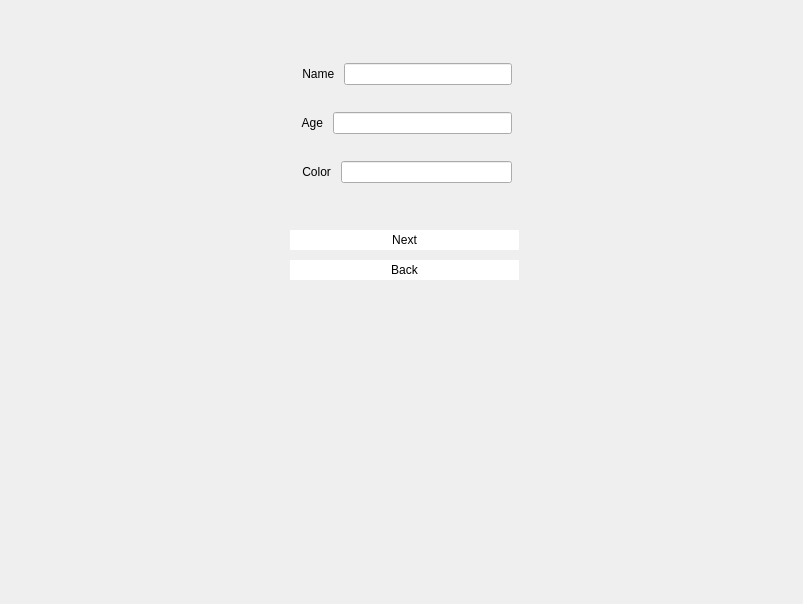
Before: the Qt Designer form set.ui in Matin0789/Condottiere-, drawn with Qt 5.
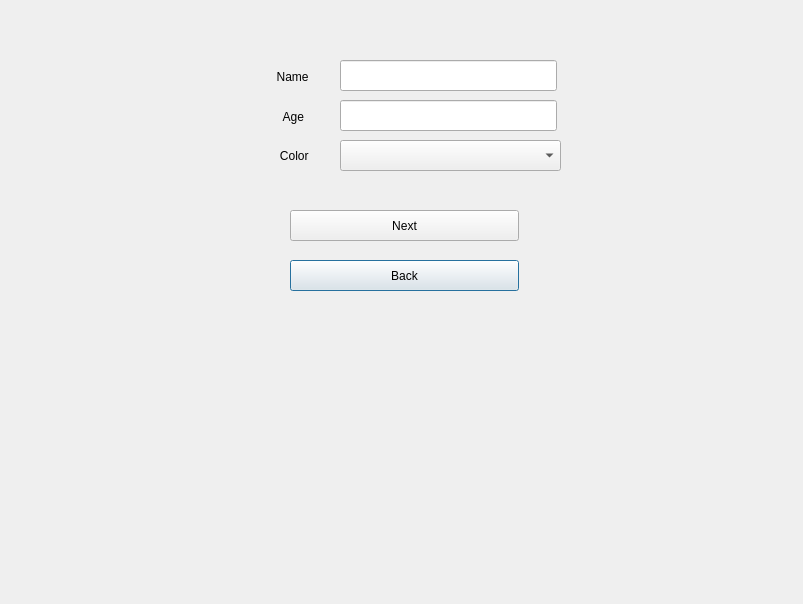
After: the same form once the commit is applied. Icons and pictures are not drawn.

Patch:
```diff
--- a/set.ui
+++ b/set.ui
@@ -16,163 +16,170 @@
   <property name="styleSheet">
    <string notr="true">border-image: url(:/Description/Graphics/photos/pngtree-game-cloud-trees-image_2409255.jpg);</string>
   </property>
-  <widget class="QPushButton" name="pushButton">
-   <property name="geometry">
-    <rect>
-     <x>290</x>
-     <y>230</y>
-     <width>229</width>
-     <height>20</height>
-    </rect>
-   </property>
-   <property name="styleSheet">
-    <string notr="true">
-QPushButton
-{
-	border : none ;
-	color : black ;
-	background-color : white ;
-	font : 700 22pt &quot;8514oem&quot; ;
-	border-image: 30px url(:/Description/Graphics/photos/white (1).jpg);
-}
-QPushButton : Hover
-{
-	background-color : black ;
-    border-radius : 40px ;
-	border-image: 10px  url(:/Description/Graphics/photos/download.jpg);
-}
-QPushButton : pressed
-{
-	background-color : black ;
-	color : white ;
-	border-image: 10px  url(:/Description/Graphics/photos/download.jpg);
-}</string>
-   </property>
-   <property name="text">
-    <string>Next</string>
-   </property>
-  </widget>
-  <widget class="QPushButton" name="pushButton_Back">
+  <widget class="QPushButton" name="pb_set_next">
    <property name="geometry">
     <rect>
      <x>290</x>
      <y>260</y>
      <width>229</width>
-     <height>20</height>
+     <height>31</height>
     </rect>
    </property>
    <property name="styleSheet">
     <string notr="true">
 QPushButton
 {
-	border : none ;
 	color : black ;
-	background-color : white ;
-	font : 700 22pt &quot;8514oem&quot; ;
-	border-image: 30px url(:/Description/Graphics/photos/white (1).jpg);
+	background-color : ;
+	font: 700 13pt &quot;B Koodak&quot;;
+	border-image:30px ;
 }
+
 QPushButton : Hover
 {
-	background-color : black ;
+	background-color : ;
     border-radius : 40px ;
 	border-image: 10px  url(:/Description/Graphics/photos/download.jpg);
 }
+
 QPushButton : pressed
 {
-	background-color : black ;
+	background-color :black ;
 	color : white ;
-	border-image: 10px  url(:/Description/Graphics/photos/download.jpg);
-}</string>
+	border-image: url(:/Description/Graphics/photos/download7.jpg);
+
+}
+</string>
    </property>
    <property name="text">
     <string>Back</string>
    </property>
   </widget>
-  <widget class="QWidget" name="">
+  <widget class="QPushButton" name="pushButton_Back">
    <property name="geometry">
     <rect>
      <x>290</x>
-     <y>33</y>
-     <width>231</width>
-     <height>181</height>
+     <y>210</y>
+     <width>229</width>
+     <height>31</height>
     </rect>
    </property>
-   <layout class="QVBoxLayout" name="verticalLayout_2">
-    <item>
-     <widget class="QWidget" name="widget" native="true">
       <property name="styleSheet">
-       <string notr="true">color: rgb(0, 0, 0);
-border-image: url(:/Description/Graphics/photos/download.jpg);
-background-image: url(:/Description/Graphics/photos/download.jpg);</string>
-      </property>
-      <layout class="QVBoxLayout" name="verticalLayout">
-       <item>
-        <layout class="QHBoxLayout" name="horizontalLayout">
-         <item>
+    <string notr="true">
+QPushButton
+{
+	color : black ;
+	background-color : ;
+	font: 700 13pt &quot;B Koodak&quot;;
+	border-image: 30px   url(:/Description/Graphics/photos/download7.jpg);
+}
+
+QPushButton : Hover
+{
+	background-color : ;
+    border-radius : 40px ;
+	border-image: 10px url(:/Description/Graphics/photos/download7.jpg);
+}
+
+QPushButton : pressed
+{
+	background-color :black ;
+	color : white ;
+	border-image: 10px url(:/Description/Graphics/photos/download7.jpg);
+
+}
+</string>
+   </property>
+   <property name="text">
+    <string>Next</string>
+   </property>
+  </widget>
           <widget class="QLabel" name="label_4">
+   <property name="geometry">
+    <rect>
+     <x>270</x>
+     <y>60</y>
+     <width>51</width>
+     <height>34</height>
+    </rect>
+   </property>
            <property name="styleSheet">
             <string notr="true">border-image: url(:/Description/Graphics/photos/white (1).jpg);</string>
            </property>
            <property name="text">
-            <string> Name </string>
-           </property>
-          </widget>
-         </item>
-         <item>
+    <string>  Name </string>
+   </property>
+  </widget>
           <widget class="QLineEdit" name="lineEdit_4">
+   <property name="geometry">
+    <rect>
+     <x>340</x>
+     <y>60</y>
+     <width>217</width>
+     <height>31</height>
+    </rect>
+   </property>
            <property name="styleSheet">
             <string notr="true">border-image: url(:/Description/Graphics/photos/white (1).jpg);</string>
            </property>
           </widget>
-         </item>
-        </layout>
-       </item>
-       <item>
-        <layout class="QHBoxLayout" name="horizontalLayout_2">
-         <item>
           <widget class="QLabel" name="label_5">
+   <property name="geometry">
+    <rect>
+     <x>270</x>
+     <y>100</y>
+     <width>51</width>
+     <height>33</height>
+    </rect>
+   </property>
            <property name="styleSheet">
             <string notr="true">border-image: url(:/Description/Graphics/photos/white (1).jpg);</string>
            </property>
            <property name="text">
-            <string> Age </string>
-           </property>
-          </widget>
-         </item>
-         <item>
-          <widget class="QLineEdit" name="lineEdit_5">
-           <property name="styleSheet">
-            <string notr="true">border-image: url(:/Description/Graphics/photos/white (1).jpg);</string>
-           </property>
-          </widget>
-         </item>
-        </layout>
-       </item>
-       <item>
-        <layout class="QHBoxLayout" name="horizontalLayout_3">
-         <item>
+    <string>    Age </string>
+   </property>
+  </widget>
           <widget class="QLabel" name="label_6">
+   <property name="geometry">
+    <rect>
+     <x>270</x>
+     <y>140</y>
+     <width>51</width>
+     <height>31</height>
+    </rect>
+   </property>
            <property name="styleSheet">
             <string notr="true">border-image: url(:/Description/Graphics/photos/white (1).jpg);</string>
            </property>
            <property name="text">
-            <string> Color </string>
-           </property>
-          </widget>
-         </item>
-         <item>
+    <string>   Color </string>
+   </property>
+  </widget>
+  <widget class="QComboBox" name="comboBox">
+   <property name="geometry">
+    <rect>
+     <x>340</x>
+     <y>140</y>
+     <width>221</width>
+     <height>31</height>
+    </rect>
+   </property>
+   <property name="styleSheet">
+    <string notr="true">border-image: url(:/Description/Graphics/photos/white (1).jpg);</string>
+   </property>
+  </widget>
           <widget class="QLineEdit" name="lineEdit_6">
+   <property name="geometry">
+    <rect>
+     <x>340</x>
+     <y>100</y>
+     <width>217</width>
+     <height>31</height>
+    </rect>
+   </property>
            <property name="styleSheet">
             <string notr="true">border-image: url(:/Description/Graphics/photos/white (1).jpg);</string>
            </property>
-          </widget>
-         </item>
-        </layout>
-       </item>
-      </layout>
-     </widget>
-    </item>
-   </layout>
   </widget>
  </widget>
  <resources/>
```
Left out of the diff: 4 changed lines with no effect on the pictures. Lines whose indentation alone changed are shown as unchanged.
